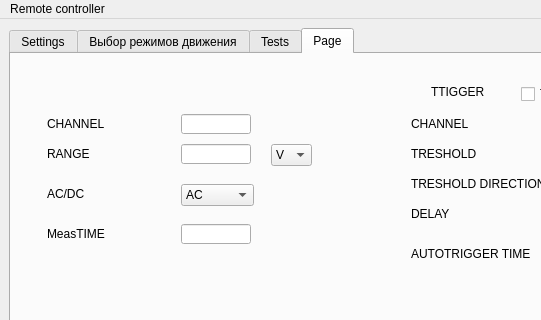
First picture: the form in gui_layout.ui, repository snowmanpro3/picoscope, before the edit; both pictures show x 0 to 541 and y 0 to 320 of the 1390 by 789 pixel window.
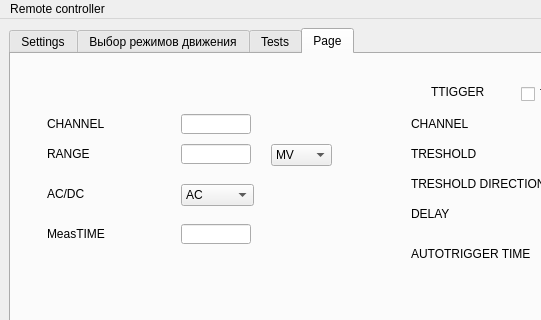
Second picture: the form after the edit.

Commit message: Работает коннект к пикоскопу, запускается GUI

```diff
--- a/gui_layout.ui
+++ b/gui_layout.ui
@@ -3627,10 +3627,15 @@
          <rect>
           <x>260</x>
           <y>90</y>
-          <width>41</width>
+          <width>61</width>
           <height>22</height>
          </rect>
         </property>
+        <item>
+         <property name="text">
+          <string>MV</string>
+         </property>
+        </item>
         <item>
          <property name="text">
           <string>V</string>
```
Left out of the diff: 9 changed lines with no effect on the pictures. The commit also changes 5 other files.
